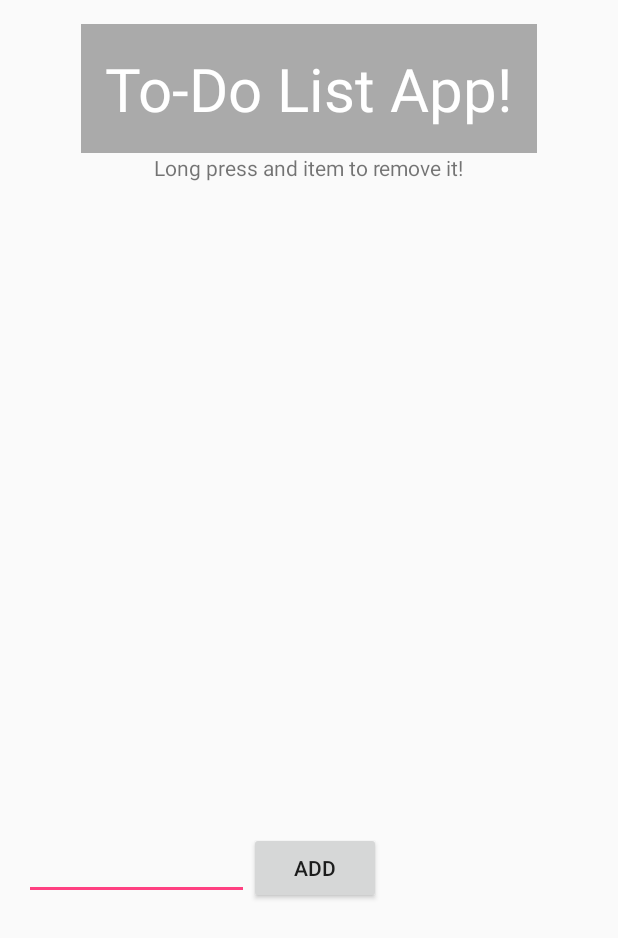
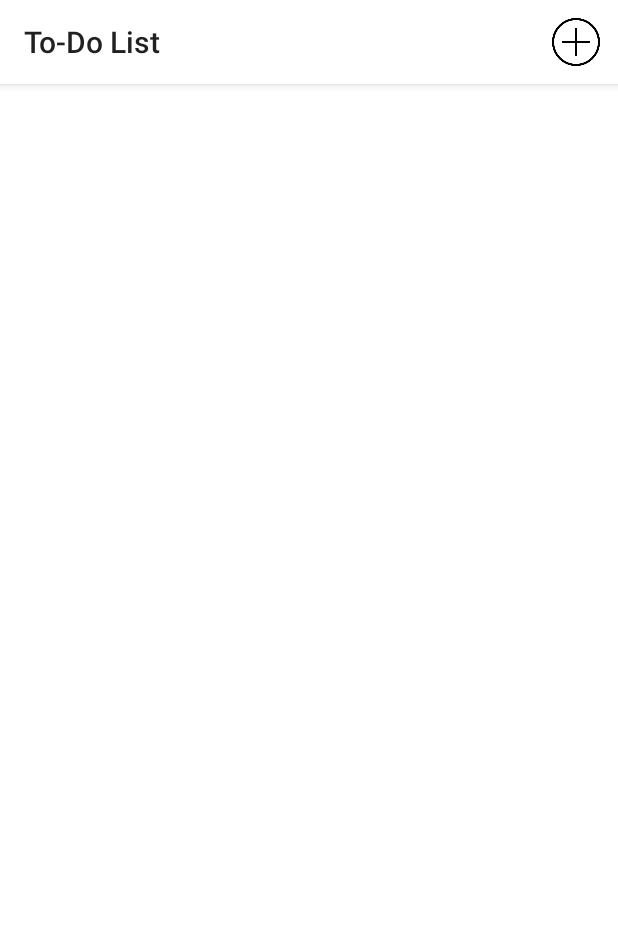
Before and after one commit to Jimbo994/jimboelrijkpset4, an Android app: the screen it shows after launch (MainActivity), on a phone screen of 412 x 824 dp. Shown: the top 938 px of the screen. Run offline under Robolectric (Android 15) with nearby library versions, the phone set to English and light mode, and no system bars.

```diff
--- a/JimBoelrijk.pset4/app/src/main/AndroidManifest.xml
+++ b/JimBoelrijk.pset4/app/src/main/AndroidManifest.xml
@@ -4,7 +4,8 @@
 
     <application
         android:allowBackup="true"
-        android:icon="@mipmap/ic_launcher"
+        android:icon="@drawable/checklisticon"
+        android:label="@string/appname"
         android:supportsRtl="true"
         android:theme="@style/AppTheme">
         <activity android:name=".MainActivity">
--- /dev/null
+++ b/JimBoelrijk.pset4/app/src/main/java/com/example/jim/jimboelrijkpset4/DB_Helper.java
@@ -0,0 +1,54 @@
+
+package com.example.jim.jimboelrijkpset4;
+import android.content.Context;
+import android.database.sqlite.SQLiteDatabase;
+import android.database.sqlite.SQLiteOpenHelper;
+
+
+class DB_Helper extends SQLiteOpenHelper {
+
+
+    // set fields of database scheme
+    private static final String DATABASE_NAME = "myDB.db";
+    private static final int DATABASE_VERSION = 1;
+    static final String TABLE = "ToDO";
+
+    static String task = "task";
+    private static final String _ID = "_id";
+
+
+
+    // constructor
+    DB_Helper(Context context){
+        super(context, DATABASE_NAME, null, DATABASE_VERSION);
+
+    }
+
+    // on create
+    @Override
+    public void onCreate (SQLiteDatabase sqLitedatabase){
+        String CREATE_TABLE = "CREATE TABLE " + TABLE + " ( " + _ID + " INTEGER PRIMARY KEY AUTOINCREMENT, " + task + " TEXT);";
+        sqLitedatabase.execSQL(CREATE_TABLE);
+
+//        String createTable = "CREATE TABLE " + TaskContract.TaskEntry.TABLE + " ( " +
+//                TaskContract.TaskEntry._ID + " INTEGER PRIMARY KEY AUTOINCREMENT, " +
+//                TaskContract.TaskEntry.COL_TASK_TITLE + " TEXT NOT NULL);";
+
+    }
+
+//on upgrade
+
+    @Override
+    public void onUpgrade(SQLiteDatabase sqLitedatabase, int i, int i1) {
+        sqLitedatabase.execSQL("DROP TABLE IF EXISTS " + TABLE);
+        onCreate(sqLitedatabase);
+    }
+
+//crud methods
+
+
+
+
+
+
+}
--- a/JimBoelrijk.pset4/app/src/main/java/com/example/jim/jimboelrijkpset4/MainActivity.java
+++ b/JimBoelrijk.pset4/app/src/main/java/com/example/jim/jimboelrijkpset4/MainActivity.java
@@ -1,44 +1,140 @@
 package com.example.jim.jimboelrijkpset4;
 
+import android.content.ContentValues;
+import android.content.DialogInterface;
+import android.database.Cursor;
+import android.database.sqlite.SQLiteDatabase;
+import android.support.v7.app.AlertDialog;
 import android.support.v7.app.AppCompatActivity;
 import android.os.Bundle;
+import android.view.Menu;
+import android.view.MenuItem;
 import android.view.View;
 import android.widget.ArrayAdapter;
 import android.widget.EditText;
 import android.widget.ListView;
-import android.widget.Toast;
+import android.widget.TextView;
 
 import java.util.ArrayList;
 
 public class MainActivity extends AppCompatActivity {
-    ArrayList<String> To_Do_List;
-    ListView List;
+    ListView mTaskListView;
     EditText to_be_added;
-    ArrayAdapter<String> arrayAdapter;
+    private ArrayAdapter<String> arrayAdapter;
+    private DB_Helper mHelper;
+
     @Override
+
     protected void onCreate(Bundle savedInstanceState) {
         super.onCreate(savedInstanceState);
         setContentView(R.layout.activity_main);
-        List = (ListView) findViewById(R.id.list);
-        To_Do_List = new ArrayList<>();
         to_be_added = (EditText) findViewById(R.id.add_text);
+        mHelper = new DB_Helper(this);
+        mTaskListView = (ListView) findViewById(R.id.list);
 
-        arrayAdapter = new ArrayAdapter<>(this, android.R.layout.simple_list_item_1, To_Do_List);
+        updateUI();
 
-        // Connect the ListView with the Adapter that acts as a bridge between it and the array
-        List.setAdapter(arrayAdapter);
     }
 
-    public void add(View view) {
+    @Override
+    public boolean onCreateOptionsMenu(Menu menu) {
+        getMenuInflater().inflate(R.menu.main, menu);
+        return true;
+    }
 
-        if (!(to_be_added.length() == 0)){
-            String add = to_be_added.getText().toString();
-            To_Do_List.add(add);
-            Toast.makeText(getApplicationContext(), "Added to to-do list!",Toast.LENGTH_LONG).show();
-            List.setAdapter(arrayAdapter);
-        }
-        else{
-            Toast.makeText(getApplicationContext(), "Please enter", Toast.LENGTH_LONG).show();
+    @Override
+    public boolean onOptionsItemSelected(MenuItem item) {
+        switch (item.getItemId()) {
+            case R.id.action_add_task:
+                final EditText taskEditText = new EditText(this);
+                AlertDialog dialog = new AlertDialog.Builder(this)
+                        .setTitle("Add a new task")
+                        .setMessage("What do you want to do next?")
+                        .setView(taskEditText)
+                        .setPositiveButton("Add", new DialogInterface.OnClickListener() {
+                            @Override
+                            public void onClick(DialogInterface dialog, int which) {
+                                String task = String.valueOf(taskEditText.getText());
+                                SQLiteDatabase db = mHelper.getWritableDatabase();
+                                ContentValues values = new ContentValues();
+                                values.put(DB_Helper.task, task);
+                                db.insertWithOnConflict(DB_Helper.TABLE, null, values, SQLiteDatabase.CONFLICT_REPLACE);
+                                db.close();
+                                updateUI();
+                            }
+                        })
+                        .setNegativeButton("Cancel", null)
+                        .create();
+                dialog.show();
+
+                return true;
+
+            default:
+                return super.onOptionsItemSelected(item);
         }
     }
+
+    // If I prefer a button over the menu.
+//    public void add(View view) {
+//
+//        final EditText taskEditText = new EditText(this);
+//        AlertDialog dialog = new AlertDialog.Builder(this)
+//                .setTitle("Add a new task")
+//                .setMessage("What do you want to do next?")
+//                .setView(taskEditText)
+//                .setPositiveButton("Add", new DialogInterface.OnClickListener() {
+//                    @Override
+//                    public void onClick(DialogInterface dialog, int which) {
+//                        String task = String.valueOf(taskEditText.getText());
+//                        SQLiteDatabase db = mHelper.getWritableDatabase();
+//                        ContentValues values = new ContentValues();
+//                        values.put(DB_Helper.task, task);
+//                        db.insertWithOnConflict(DB_Helper.TABLE, null, values, SQLiteDatabase.CONFLICT_REPLACE);
+//                        db.close();
+//                    }
+//                })
+//                .setNegativeButton("Cancel", null)
+//                .create();
+//        dialog.show();
+//        updateUI();
+//    }
+
+
+    public void updateUI() {
+        ArrayList<String> taskList = new ArrayList<>();
+        SQLiteDatabase db = mHelper.getReadableDatabase();
+        Cursor cursor = db.query(DB_Helper.TABLE,
+                new String[]{DB_Helper.task},
+                null, null, null, null, null);
+        while (cursor.moveToNext()) {
+            int idx = cursor.getColumnIndex(DB_Helper.task);
+            taskList.add(cursor.getString(idx));
+        }
+
+        if (arrayAdapter == null) {
+            arrayAdapter = new ArrayAdapter<>(this,
+                    R.layout.listview,
+                    R.id.task_title,
+                    taskList);
+            mTaskListView.setAdapter(arrayAdapter);
+        } else {
+            arrayAdapter.clear();
+            arrayAdapter.addAll(taskList);
+            arrayAdapter.notifyDataSetChanged();
+        }
+
+        cursor.close();
+        db.close();
+    }
+    public void deleteTask(View view) {
+        View parent = (View) view.getParent();
+        TextView taskTextView = (TextView) parent.findViewById(R.id.task_title);
+        String task = String.valueOf(taskTextView.getText());
+        SQLiteDatabase db = mHelper.getWritableDatabase();
+        db.delete(DB_Helper.TABLE,
+                DB_Helper.task + " = ?",
+                new String[]{task});
+        db.close();
+        updateUI();
+    }
 }
--- a/JimBoelrijk.pset4/app/src/main/res/layout/activity_main.xml
+++ b/JimBoelrijk.pset4/app/src/main/res/layout/activity_main.xml
@@ -9,50 +9,47 @@
     android:paddingRight="@dimen/activity_horizontal_margin"
     android:paddingTop="@dimen/activity_vertical_margin"
     android:orientation="vertical"
+    android:background="@android:color/white"
     tools:context="com.example.jim.jimboelrijkpset4.MainActivity"
     android:weightSum="1">
 
-    <TextView
-        android:layout_width="wrap_content"
-        android:layout_height="wrap_content"
-        android:layout_gravity="center"
-        android:text="@string/to_do_list_app"
-        android:textSize="40sp"
-        android:padding="@dimen/activity_horizontal_margin"
-        android:textColor="@android:color/white"
-        android:background="@android:color/darker_gray" />
+    <!--<TextView-->
+        <!--android:layout_width="wrap_content"-->
+        <!--android:layout_height="wrap_content"-->
+        <!--android:layout_gravity="center"-->
+        <!--android:text="@string/to_do_list_app"-->
+        <!--android:textSize="40sp"-->
+        <!--android:padding="@dimen/activity_horizontal_margin"-->
+        <!--android:textColor="@android:color/black"/>-->
+        <!--//android:background="@android:color/darker_gray"-->
 
-    <TextView
-        android:layout_width="wrap_content"
-        android:layout_height="wrap_content"
-        android:layout_gravity="center"
-        android:text="@string/long_press_and_item_to_remove_it"
-        />
+    <!--<ImageButton-->
+        <!--android:layout_width="55dp"-->
+        <!--android:layout_height="54dp"-->
+        <!--android:paddingTop="5dp"-->
+        <!--android:layout_gravity="end"-->
+        <!--android:src="@drawable/plusbutton"-->
+        <!--android:adjustViewBounds="true"-->
+        <!--android:scaleType="fitCenter"-->
+        <!--android:id="@+id/add_button"-->
+        <!--android:background="@android:color/white"-->
+        <!--android:onClick="add"-->
+        <!--/>-->
+
 
     <ListView
         android:layout_width="wrap_content"
-        android:layout_height="433dp"
-        android:id="@+id/list">
+        android:layout_height="0dp"
+        android:id="@+id/list"
+        android:layout_weight="0.52">
     </ListView>
 
-    <LinearLayout
-        android:layout_width="wrap_content"
-        android:layout_height="wrap_content"
-        android:orientation="horizontal">
+    <!--<TextView-->
+        <!--android:layout_width="wrap_content"-->
+        <!--android:layout_height="wrap_content"-->
+        <!--android:layout_gravity="center"-->
+        <!--android:text="@string/long_press_and_item_to_remove_it"-->
+        <!--android:id="@+id/textView2"-->
+        <!--android:textColor="@android:color/black"/>-->
 
-        <EditText
-            android:layout_width="150dp"
-            android:layout_height="wrap_content"
-            android:inputType="text"
-            android:id="@+id/add_text"
-        />
-
-        <Button
-            android:layout_width="wrap_content"
-            android:layout_height="wrap_content"
-            android:text="@string/add"
-            android:id="@+id/add_button"
-            android:onClick="add"
-            />
-    </LinearLayout>
 </LinearLayout>
--- /dev/null
+++ b/JimBoelrijk.pset4/app/src/main/res/menu/main.xml
@@ -0,0 +1,10 @@
+<?xml version="1.0" encoding="utf-8"?>
+<menu xmlns:android="http://schemas.android.com/apk/res/android"
+    xmlns:app="http://schemas.android.com/apk/res-auto">
+
+    <item
+        android:id="@+id/action_add_task"
+        android:icon="@drawable/plusbutton"
+        android:title="@string/add_task"
+        app:showAsAction="always" />
+</menu>
--- a/JimBoelrijk.pset4/app/src/main/res/values/colors.xml
+++ b/JimBoelrijk.pset4/app/src/main/res/values/colors.xml
@@ -1,6 +1,6 @@
 <?xml version="1.0" encoding="utf-8"?>
 <resources>
-    <color name="colorPrimary">#3F51B5</color>
-    <color name="colorPrimaryDark">#303F9F</color>
-    <color name="colorAccent">#FF4081</color>
+    <color name="colorPrimary">#ffffff</color>
+    <color name="colorPrimaryDark">#000000</color>
+    <color name="colorAccent">#000000</color>
 </resources>
--- a/JimBoelrijk.pset4/app/src/main/res/values/strings.xml
+++ b/JimBoelrijk.pset4/app/src/main/res/values/strings.xml
@@ -1,6 +1,9 @@
 <resources>
     <string name="app_name">To Do List</string>
-    <string name="to_do_list_app">To-Do List App!</string>
+    <string name="to_do_list_app">To-Do List!</string>
     <string name="long_press_and_item_to_remove_it">Long press and item to remove it!</string>
     <string name="add">Add</string>
+    <string name="appname">To-Do List</string>
+    <string name="add_task">Add Task</string>
+    <string name="done">Done</string>
 </resources>
--- a/JimBoelrijk.pset4/app/src/main/res/values/styles.xml
+++ b/JimBoelrijk.pset4/app/src/main/res/values/styles.xml
@@ -1,7 +1,7 @@
 <resources>
 
     <!-- Base application theme. -->
-    <style name="AppTheme" parent="Theme.AppCompat.Light.NoActionBar">
+    <style name="AppTheme" parent="Theme.AppCompat.Light">
         <!-- Customize your theme here. -->
         <item name="colorPrimary">@color/colorPrimary</item>
         <item name="colorPrimaryDark">@color/colorPrimaryDark</item>
```
Also changed, not shown: JimBoelrijk.pset4/app/src/main/java/com/example/jim/jimboelrijkpset4/Database_Helper.java (deleted, +0 -94 lines), JimBoelrijk.pset4/app/src/main/res/layout/listview.xml (added, +29 -0 lines), JimBoelrijk.pset4/app/src/main/res/drawable/addbutton.png (added), JimBoelrijk.pset4/app/src/main/res/drawable/checklisticon.png (added), JimBoelrijk.pset4/app/src/main/res/drawable/plusbutton.png (added), JimBoelrijk.pset4/app/src/main/res/drawable/todolisticon.jpg (added).
